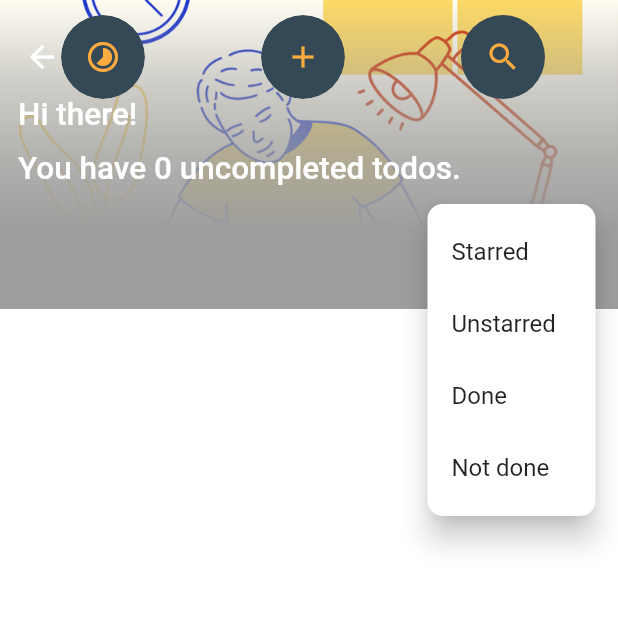
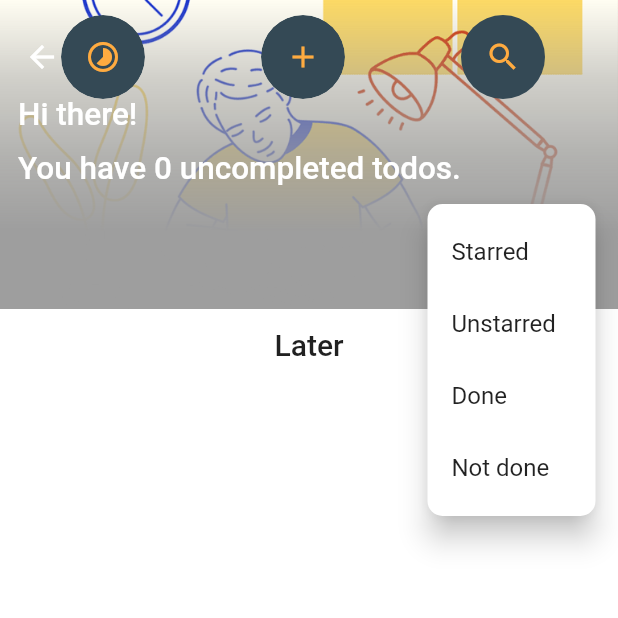
Before and after one commit to Haquoctien/timato, a Flutter app: the TodoListScreen screen opened directly, after a tap on the "filter alt" icon, on a phone screen of 412 x 824 dp, the top half of it. Run offline on Flutter 3.47's test engine with Material 2 defaults, Android fonts, the phone set to English and light mode, and no system bars; our stand-ins replace animate_do, bloc_concurrency, equatable, expandable, flutter_bloc, font_awesome_flutter and 5 more; accounts and stored records are empty.

Commit message:
use const

```diff
--- a/lib/screens/timer/timer_screen.dart
+++ b/lib/screens/timer/timer_screen.dart
@@ -10,7 +10,7 @@ import '../../widgets/count_down_timer.dart';
 class TimerScreen extends StatefulWidget {
   final Todo? todo;
   final VoidCallback close;
-  TimerScreen({
+  const TimerScreen({
     Key? key,
     this.todo,
     required this.close,
@@ -214,7 +214,7 @@ class _TimerScreenState extends State<TimerScreen> with AutomaticKeepAliveClient
               ),
               if (widget.todo != null)
                 ListTile(
-                  contentPadding: EdgeInsets.only(left: 0, bottom: 10, top: 0, right: 8),
+                  contentPadding: const EdgeInsets.only(left: 0, bottom: 10, top: 0, right: 8),
                   title: Column(
                     crossAxisAlignment: CrossAxisAlignment.start,
                     children: [
--- a/lib/screens/todo/todo_list_screen.dart
+++ b/lib/screens/todo/todo_list_screen.dart
@@ -5,6 +5,7 @@ import 'package:flutter/widgets.dart';
 import 'package:flutter_bloc/flutter_bloc.dart';
 import 'package:get/get.dart';
 import 'package:timato/blocs/barrel.dart';
+import 'package:timato/constants/sort_options.dart';
 import 'package:timato/models/todo.dart';
 import 'package:timato/widgets/shaded_background.dart';
 import 'package:timato/widgets/todo_item_tile.dart';
@@ -66,7 +67,6 @@ class _TodoListScreenState extends State<TodoListScreen> {
   @override
   Widget build(BuildContext context) {
     var maxPadding = (MediaQuery.of(context).size.width - 60 * 3) / 6;
-    var scheme = Theme.of(context).colorScheme;
     return Scaffold(
       body: NotificationListener<SizeChangedLayoutNotification>(
         onNotification: (noti) {
@@ -84,8 +84,8 @@ class _TodoListScreenState extends State<TodoListScreen> {
         child: Scrollbar(
           controller: scrollController,
           child: CustomScrollView(
+            physics: ClampingScrollPhysics(),
             controller: scrollController,
-            physics: ClampingScrollPhysics(),
             slivers: [
               FlexibleAppBar(
                   appbarColor: _appbarColor,
@@ -121,6 +121,12 @@ class _TodoListScreenState extends State<TodoListScreen> {
   }
 }
 
+extension on DateTime {
+  bool isSameDayAs(DateTime other) {
+    return this.day == other.day && this.month == other.month && this.year == other.year;
+  }
+}
+
 class ToDoList extends StatelessWidget {
   const ToDoList({
     Key? key,
@@ -132,6 +138,38 @@ class ToDoList extends StatelessWidget {
       buildWhen: (_, current) => current is TodosLoaded,
       builder: (context, state) {
         if (state is TodosLoaded) {
+          if (state.sortOption == SortOption.ByDate) {
+            var todayTodos = state.todos.where((todo) => todo.due.isSameDayAs(DateTime.now()));
+            var otherTodos = state.todos.where((todo) => !todo.due.isSameDayAs(DateTime.now()));
+            return SliverList(
+              delegate: SliverChildListDelegate(
+                [
+                  if (todayTodos.isNotEmpty)
+                    const Chip(
+                      backgroundColor: Colors.white70,
+                      label: Text(
+                        "Today",
+                        style: TextStyle(fontSize: 20),
+                      ),
+                    ),
+                  if (todayTodos.isNotEmpty) ...todayTodos.map((e) => DismissibleTodoItemTile(todo: e)),
+                  if (todayTodos.isNotEmpty)
+                    const SizedBox(
+                      height: 20,
+                    ),
+                  const Chip(
+                    backgroundColor: Colors.white70,
+                    label: Text(
+                      "Later",
+                      style: TextStyle(fontSize: 20),
+                    ),
+                  ),
+                  ...otherTodos.map((e) => DismissibleTodoItemTile(todo: e)),
+                ],
+              ),
+            );
+          }
+
           return SliverList(
             delegate: SliverChildListDelegate(
               [
@@ -142,7 +180,7 @@ class ToDoList extends StatelessWidget {
             ),
           );
         } else {
-          return SliverPadding(
+          return const SliverPadding(
             padding: EdgeInsets.only(
               top: 20,
             ),
@@ -170,7 +208,7 @@ class DismissibleTodoItemTile extends StatelessWidget {
         if (direction == DismissDirection.endToStart) {
           return showDialog<bool>(
             context: context,
-            builder: (context) => ConfirmDeleteDialog(),
+            builder: (context) => const ConfirmDeleteDialog(),
           );
         } else {
           return Future.value(false);
@@ -219,7 +257,7 @@ class FlexibleAppBar extends StatelessWidget {
               mainAxisSize: MainAxisSize.min,
               crossAxisAlignment: CrossAxisAlignment.start,
               children: [
-                Padding(
+                const Padding(
                   padding: const EdgeInsets.symmetric(horizontal: 8.0),
                   child: Text(
                     "Hi there!",
@@ -244,10 +282,10 @@ class FlexibleAppBar extends StatelessWidget {
                 ),
                 Row(
                   children: [
-                    SizedBox(
+                    const SizedBox(
                       width: 34,
                     ),
-                    Spacer(),
+                    const Spacer(),
                     SortFab(fabPadding: 10),
                     FilterFab(fabPadding: 10)
                   ],
@@ -257,14 +295,14 @@ class FlexibleAppBar extends StatelessWidget {
       ),
       title: Opacity(
           opacity: 1 - _textOpacity,
-          child: Text(
+          child: const Text(
             "Timato",
           )),
       actions: [
         TimerFab(fabPadding: _fabPadding ?? maxPadding, fabColor: _fabColor),
         AddFab(fabPadding: _fabPadding ?? maxPadding, fabColor: _fabColor),
         SearchFab(fabPadding: _fabPadding ?? maxPadding, fabColor: _fabColor),
-        SizedBox(
+        const SizedBox(
           width: 10,
         ),
       ],
@@ -282,7 +320,7 @@ class ConfirmDeleteDialog extends StatelessWidget {
     var scheme = Theme.of(context).colorScheme;
     return AlertDialog(
       backgroundColor: scheme.surface,
-      title: Text(
+      title: const Text(
         "Delete this todo?",
       ),
       actions: [
@@ -290,13 +328,13 @@ class ConfirmDeleteDialog extends StatelessWidget {
           onPressed: () {
             Get.back(result: true);
           },
-          child: Text(
+          child: const Text(
             "Confirm",
           ),
         ),
         TextButton(
           onPressed: () => Get.back(result: false),
-          child: Text(
+          child: const Text(
             "Cancel",
           ),
         )
--- a/lib/widgets/buttons/add_fab.dart
+++ b/lib/widgets/buttons/add_fab.dart
@@ -33,7 +33,7 @@ class AddFab extends StatelessWidget {
           heroTag: "addFab",
           elevation: 0,
           backgroundColor: _fabColor,
-          child: Icon(
+          child: const Icon(
             Icons.add,
           ),
           onPressed: open,
--- a/lib/widgets/buttons/filter_fab.dart
+++ b/lib/widgets/buttons/filter_fab.dart
@@ -28,10 +28,10 @@ class FilterFab extends StatelessWidget {
               child: state.filterOption == FilterOption.None
                   ? PopupMenuButton<FilterOption>(
                       initialValue: state.filterOption,
-                      child: Icon(
+                      child:const Icon(
                         Icons.filter_alt_outlined,
                       ),
-                      shape: RoundedRectangleBorder(borderRadius: BorderRadius.all(Radius.circular(10))),
+                      shape:const RoundedRectangleBorder(borderRadius: BorderRadius.all(Radius.circular(10))),
                       onSelected: (result) {
                         BlocProvider.of<TodoBloc>(context).add(TodoFiltered(filterOption: result));
                       },
--- a/lib/widgets/buttons/search_fab.dart
+++ b/lib/widgets/buttons/search_fab.dart
@@ -23,7 +23,7 @@ class SearchFab extends StatelessWidget {
         heroTag: "searchFab",
         backgroundColor: _fabColor,
         elevation: 0,
-        child: Icon(
+        child:const Icon(
           Icons.search,
         ),
         onPressed: () {
--- a/lib/widgets/buttons/sort_fab.dart
+++ b/lib/widgets/buttons/sort_fab.dart
@@ -18,7 +18,7 @@ class SortFab extends StatelessWidget {
       buildWhen: (_, current) => current is TodosLoaded,
       builder: (context, state) {
         if (state is TodosLoading) {
-          return Center(
+          return const Center(
             child: CircularProgressIndicator(),
           );
         } else {
@@ -26,8 +26,8 @@ class SortFab extends StatelessWidget {
             padding: EdgeInsets.symmetric(horizontal: _fabPadding),
             child: PopupMenuButton<SortOption>(
               initialValue: (state as TodosLoaded).sortOption,
-              shape: RoundedRectangleBorder(borderRadius: BorderRadius.all(Radius.circular(10))),
-              child: Icon(
+              shape: const RoundedRectangleBorder(borderRadius: BorderRadius.all(Radius.circular(10))),
+              child: const Icon(
                 Icons.sort,
               ),
               onSelected: (result) {
--- a/lib/widgets/safe_padding.dart
+++ b/lib/widgets/safe_padding.dart
@@ -10,7 +10,7 @@ class SafePadding extends StatelessWidget {
     return SafeArea(
       child: Padding(
         padding: padding ??
-            EdgeInsets.symmetric(
+            const EdgeInsets.symmetric(
               horizontal: 20,
             ),
         child: child,
--- a/lib/widgets/todo_checkbox.dart
+++ b/lib/widgets/todo_checkbox.dart
@@ -7,7 +7,7 @@ import 'package:timato/models/todo.dart';
 class TodoCheckBox extends StatelessWidget {
   final Color checkedColor;
   final Todo todo;
-  TodoCheckBox({Key? key, this.checkedColor = Colors.green, required this.todo}) : super(key: key);
+  const TodoCheckBox({Key? key, this.checkedColor = Colors.green, required this.todo}) : super(key: key);
 
   Widget build(BuildContext context) {
     var scheme = Theme.of(context).colorScheme;
@@ -22,7 +22,7 @@ class TodoCheckBox extends StatelessWidget {
         );
       },
       icon: AnimatedSwitcher(
-        duration: Duration(milliseconds: 300),
+        duration: const Duration(milliseconds: 300),
         child: todo.completed
             ? Icon(
                 Icons.check_circle_rounded,
--- a/lib/widgets/todo_details.dart
+++ b/lib/widgets/todo_details.dart
@@ -13,7 +13,7 @@ class TodoDetails extends StatelessWidget {
   @override
   Widget build(BuildContext context) {
     return Padding(
-      padding: EdgeInsets.only(left: 30),
+      padding: const EdgeInsets.only(left: 30),
       child: Column(
         crossAxisAlignment: CrossAxisAlignment.start,
         children: [
@@ -30,10 +30,10 @@ class TodoDetails extends StatelessWidget {
           Text(
             DateFormat.jm().format(todo.due) + ", " + DateFormat.yMEd().format(todo.due),
           ),
-          SizedBox(
+          const SizedBox(
             height: 8,
           ),
-          Divider(),
+          const Divider(),
         ],
       ),
     );
```
Also changed, not shown: lib/screens/todo/todo_edit_screen.dart (+20 -20 lines), lib/widgets/color_picker_dialog.dart (+6 -6 lines), lib/widgets/todo_item_tile.dart (+8 -8 lines).
